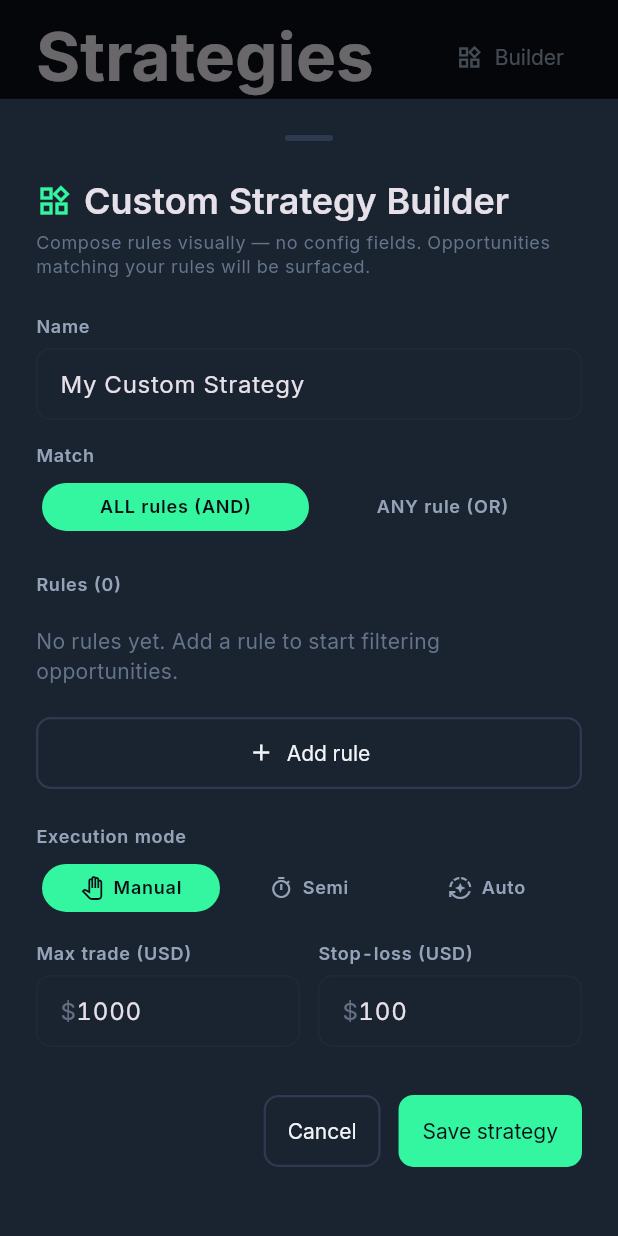
After one commit to Roqak/arbitron, a Flutter app: the StrategiesScreen screen opened directly, after a tap on "Builder", on a phone screen of 412 x 824 dp. The commit adds this screen. Run offline on Flutter 3.47's test engine with Material 3 defaults, Android fonts, the phone set to English and light mode, and no system bars; our stand-ins replace dio, equatable, fl_chart, flutter_bloc, flutter_secure_storage, google_fonts and 1 more; accounts and stored records are empty; network calls fail.

Commit message:
feat: no-code custom strategy builder (v2.5.2)
- Visual rule composer: fields (profit, spread, score, pair, exchange, fees),
  operators (>, >=, <, <=, =, !=, contains), AND/OR match logic
- CustomStrategy/StrategyRule domain models with JSON persistence
- CustomStrategyEvaluator: evaluates rules against live opportunities
- Builder sheet: numbered rule cards, dropdowns, execution mode, risk caps
- Strategies screen: Builder button in header
- Custom strategies persisted via HydratedBloc
- 0 analyzer errors/warnings, tests pass

```diff
--- a/lib/core/app_cubit.dart
+++ b/lib/core/app_cubit.dart
@@ -8,6 +8,7 @@ import 'domain/llm_result.dart';
 import 'domain/opportunity.dart';
 import 'domain/strategy.dart';
 import 'domain/trade.dart';
+import 'domain/custom_strategy.dart';
 import 'data/demo_data_service.dart';
 import 'data/price_feed_service.dart';
 import 'data/price_feed.dart';
@@ -178,6 +179,10 @@ class AppCubit extends HydratedCubit<AppState> {
     executeOpportunity(o, mode: ExecutionMode.autonomous);
   }
 
+  // ── Custom strategies (no-code builder) ────────────────────────────────────
+  void addCustomStrategy(CustomStrategy s) => emit(state.copyWith(customStrategies: [...state.customStrategies, s]));
+  void removeCustomStrategy(String id) => emit(state.copyWith(customStrategies: state.customStrategies.where((e) => e.id != id).toList()));
+
   // ── Strategies ─────────────────────────────────────────────────────────────
   void addStrategy(Strategy s) => emit(state.copyWith(strategies: [...state.strategies, s]));
   void updateStrategy(Strategy s) => emit(state.copyWith(strategies: state.strategies.map((e) => e.id == s.id ? s : e).toList()));
--- a/lib/core/app_state.dart
+++ b/lib/core/app_state.dart
@@ -2,6 +2,7 @@ part of 'app_cubit.dart';
 
 class AppState extends Equatable {
   final List<Strategy> strategies;
+  final List<CustomStrategy> customStrategies;
   final List<String> enabledExchangeIds;
   final List<Opportunity> opportunities;
   final List<TradeRecord> trades;
@@ -19,6 +20,7 @@ class AppState extends Equatable {
 
   const AppState({
     required this.strategies,
+    this.customStrategies = const [],
     required this.enabledExchangeIds,
     required this.opportunities,
     required this.trades,
@@ -54,6 +56,7 @@ class AppState extends Equatable {
 
   AppState copyWith({
     List<Strategy>? strategies,
+    List<CustomStrategy>? customStrategies,
     List<String>? enabledExchangeIds,
     List<Opportunity>? opportunities,
     List<TradeRecord>? trades,
@@ -71,6 +74,7 @@ class AppState extends Equatable {
   }) {
     return AppState(
       strategies: strategies ?? this.strategies,
+      customStrategies: customStrategies ?? this.customStrategies,
       enabledExchangeIds: enabledExchangeIds ?? this.enabledExchangeIds,
       opportunities: opportunities ?? this.opportunities,
       trades: trades ?? this.trades,
@@ -105,7 +109,7 @@ class AppState extends Equatable {
 
   @override
   List<Object?> get props => [
-        strategies, enabledExchangeIds, opportunities, trades, llmConfig,
+        strategies, customStrategies, enabledExchangeIds, opportunities, trades, llmConfig,
         autonomousPaused, dailyLossCapUsd, themeBrightness, lastUpdated,
         feedStatuses, feedsConnected, llmConfigured, lastLlmAnalysisAt,
         lastDailySummary, lastDailySummaryAt,
@@ -115,6 +119,7 @@ class AppState extends Equatable {
   factory AppState.fromJson(Map<String, dynamic> json) {
     return AppState(
       strategies: (json['strategies'] as List? ?? []).map((e) => Strategy.fromJson(e as Map<String, dynamic>)).toList(),
+      customStrategies: (json['customStrategies'] as List? ?? []).map((e) => CustomStrategy.fromJson(e as Map<String, dynamic>)).toList(),
       enabledExchangeIds: List<String>.from(json['enabledExchangeIds'] as List? ?? const ['binance', 'coinbase', 'kraken']),
       opportunities: [], // don't persist ephemeral opportunities
       trades: (json['trades'] as List? ?? []).map((e) => TradeRecord.fromJson(e as Map<String, dynamic>)).toList(),
@@ -128,6 +133,7 @@ class AppState extends Equatable {
 
   Map<String, dynamic> toJson() => {
         'strategies': strategies.map((e) => e.toJson()).toList(),
+        'customStrategies': customStrategies.map((e) => e.toJson()).toList(),
         'enabledExchangeIds': enabledExchangeIds,
         'trades': trades.map((e) => e.toJson()).toList(),
         'llmConfig': llmConfig.toJson(),
--- /dev/null
+++ b/lib/core/data/custom_strategy_evaluator.dart
@@ -0,0 +1,56 @@
+import '../domain/custom_strategy.dart';
+import '../domain/opportunity.dart';
+
+/// Evaluates a [CustomStrategy]'s rules against a live [Opportunity].
+/// Used by the opportunity scanner to filter/customize which opportunities
+/// match a user-built strategy. See PRD §12 (v2.5 — Custom strategy builder).
+class CustomStrategyEvaluator {
+  CustomStrategyEvaluator._();
+
+  /// Returns true if [opportunity] satisfies [strategy]'s rules.
+  static bool matches(CustomStrategy strategy, Opportunity o) {
+    if (strategy.rules.isEmpty) return true;
+    final results = strategy.rules.map((r) => _evalRule(r, o));
+    return strategy.composition == RuleComposition.and
+        ? results.every((v) => v)
+        : results.any((v) => v);
+  }
+
+  static bool _evalRule(StrategyRule rule, Opportunity o) {
+    final fieldValue = _getFieldValue(rule.field, o);
+    if (rule.field.isText) {
+      final strVal = fieldValue as String? ?? '';
+      final target = rule.textValue ?? '';
+      return switch (rule.op) {
+        RuleOperator.eq => strVal == target,
+        RuleOperator.neq => strVal != target,
+        RuleOperator.contains => strVal.contains(target),
+        _ => false,
+      };
+    }
+    final numVal = (fieldValue as num?)?.toDouble() ?? 0;
+    return switch (rule.op) {
+      RuleOperator.gt => numVal > rule.value,
+      RuleOperator.gte => numVal >= rule.value,
+      RuleOperator.lt => numVal < rule.value,
+      RuleOperator.lte => numVal <= rule.value,
+      RuleOperator.eq => numVal == rule.value,
+      RuleOperator.neq => numVal != rule.value,
+      RuleOperator.contains => false,
+    };
+  }
+
+  static dynamic _getFieldValue(RuleField field, Opportunity o) {
+    return switch (field) {
+      RuleField.netProfitUsd => o.netProfitUsd,
+      RuleField.netProfitPct => o.netProfitPct,
+      RuleField.grossSpreadPct => o.grossSpreadPct,
+      RuleField.confidenceScore => o.confidenceScore.toDouble(),
+      RuleField.pair => o.pair,
+      RuleField.buyExchange => o.buyExchangeId,
+      RuleField.sellExchange => o.sellExchangeId,
+      RuleField.estFeesUsd => o.estFeesUsd,
+      RuleField.estSlippageUsd => o.estSlippageUsd,
+    };
+  }
+}
--- /dev/null
+++ b/lib/core/domain/custom_strategy.dart
@@ -0,0 +1,140 @@
+import 'package:equatable/equatable.dart';
+import 'enums.dart';
+
+/// A single rule in a no-code custom strategy. See PRD §12 (v2.5 — Custom
+/// strategy builder). Rules compose into a [CustomStrategy] that the engine
+/// evaluates against live opportunities.
+class StrategyRule extends Equatable {
+  final RuleField field;
+  final RuleOperator op;
+  final double value;
+  final String? textValue;
+
+  const StrategyRule({
+    required this.field,
+    required this.op,
+    this.value = 0,
+    this.textValue,
+  });
+
+  String get displayValue => textValue ?? value.toStringAsFixed(value == value.roundToDouble() ? 0 : 2);
+
+  String describe() {
+    return '${field.label} ${op.label} ${field.isText ? (textValue ?? '') : displayValue}';
+  }
+
+  factory StrategyRule.fromJson(Map<String, dynamic> json) {
+    return StrategyRule(
+      field: RuleField.values.byName(json['field'] as String? ?? 'netProfitUsd'),
+      op: RuleOperator.values.byName(json['op'] as String? ?? 'gte'),
+      value: (json['value'] as num?)?.toDouble() ?? 0,
+      textValue: json['textValue'] as String?,
+    );
+  }
+
+  Map<String, dynamic> toJson() => {
+        'field': field.name, 'op': op.name, 'value': value, 'textValue': textValue,
+      };
+
+  @override
+  List<Object?> get props => [field, op, value, textValue];
+}
+
+/// The fields a rule can test.
+enum RuleField {
+  netProfitUsd('Net profit (USD)', false),
+  netProfitPct('Net profit (%)', false),
+  grossSpreadPct('Gross spread (%)', false),
+  confidenceScore('Confidence score', false),
+  pair('Asset pair', true),
+  buyExchange('Buy exchange', true),
+  sellExchange('Sell exchange', true),
+  estFeesUsd('Est. fees (USD)', false),
+  estSlippageUsd('Est. slippage (USD)', false);
+
+  final String label;
+  final bool isText;
+  const RuleField(this.label, this.isText);
+}
+
+enum RuleOperator {
+  gt('>', false),
+  gte('\u2265', false),
+  lt('<', false),
+  lte('\u2264', false),
+  eq('=', true),
+  neq('\u2260', true),
+  contains('contains', true);
+
+  final String label;
+  final bool forText;
+  const RuleOperator(this.label, this.forText);
+}
+
+/// A composable custom strategy built from rules. See PRD §12 (v2.5).
+class CustomStrategy extends Equatable {
+  final String id;
+  final String name;
+  final RuleComposition composition; // AND / OR
+  final List<StrategyRule> rules;
+  final ExecutionMode mode;
+  final double maxTradeUsd;
+  final double stopLossDailyUsd;
+
+  const CustomStrategy({
+    required this.id,
+    required this.name,
+    this.composition = RuleComposition.and,
+    this.rules = const [],
+    this.mode = ExecutionMode.manual,
+    this.maxTradeUsd = 1000,
+    this.stopLossDailyUsd = 100,
+  });
+
+  CustomStrategy copyWith({
+    String? id,
+    String? name,
+    RuleComposition? composition,
+    List<StrategyRule>? rules,
+    ExecutionMode? mode,
+    double? maxTradeUsd,
+    double? stopLossDailyUsd,
+  }) {
+    return CustomStrategy(
+      id: id ?? this.id,
+      name: name ?? this.name,
+      composition: composition ?? this.composition,
+      rules: rules ?? this.rules,
+      mode: mode ?? this.mode,
+      maxTradeUsd: maxTradeUsd ?? this.maxTradeUsd,
+      stopLossDailyUsd: stopLossDailyUsd ?? this.stopLossDailyUsd,
+    );
+  }
+
+  @override
+  List<Object?> get props => [id, name, composition, rules, mode, maxTradeUsd, stopLossDailyUsd];
+
+  factory CustomStrategy.fromJson(Map<String, dynamic> json) {
+    return CustomStrategy(
+      id: json['id'] as String,
+      name: json['name'] as String,
+      composition: RuleComposition.values.byName(json['composition'] as String? ?? 'and'),
+      rules: (json['rules'] as List? ?? []).map((e) => StrategyRule.fromJson(e as Map<String, dynamic>)).toList(),
+      mode: ExecutionMode.values.byName(json['mode'] as String? ?? 'manual'),
+      maxTradeUsd: (json['maxTradeUsd'] as num?)?.toDouble() ?? 1000,
+      stopLossDailyUsd: (json['stopLossDailyUsd'] as num?)?.toDouble() ?? 100,
+    );
+  }
+
+  Map<String, dynamic> toJson() => {
+        'id': id, 'name': name, 'composition': composition.name,
+        'rules': rules.map((e) => e.toJson()).toList(),
+        'mode': mode.name, 'maxTradeUsd': maxTradeUsd, 'stopLossDailyUsd': stopLossDailyUsd,
+      };
+}
+
+enum RuleComposition { and, or }
+
+extension RuleCompositionX on RuleComposition {
+  String get label => this == RuleComposition.and ? 'ALL (AND)' : 'ANY (OR)';
+}
--- /dev/null
+++ b/lib/features/strategies/custom_strategy_builder_sheet.dart
@@ -0,0 +1,323 @@
+import 'package:flutter/material.dart';
+import 'package:flutter_bloc/flutter_bloc.dart';
+import '../../core/app_cubit.dart';
+import '../../core/domain/custom_strategy.dart';
+import '../../core/domain/enums.dart';
+import '../../core/theme/app_theme.dart';
+import '../../core/theme/app_spacing.dart';
+import '../../core/widgets/widgets.dart';
+
+/// No-code custom strategy builder. Composes rules visually without editing
+/// config fields. See PRD §12 (v2.5 — Custom strategy builder).
+class CustomStrategyBuilderSheet extends StatefulWidget {
+  final CustomStrategy? existing;
+  const CustomStrategyBuilderSheet({super.key, this.existing});
+
+  @override
+  State<CustomStrategyBuilderSheet> createState() => _CustomStrategyBuilderSheetState();
+}
+
+class _CustomStrategyBuilderSheetState extends State<CustomStrategyBuilderSheet> {
+  late CustomStrategy _draft;
+  late final TextEditingController _nameCtrl;
+  late final TextEditingController _maxTradeCtrl;
+  late final TextEditingController _stopLossCtrl;
+
+  @override
+  void initState() {
+    super.initState();
+    _draft = widget.existing ??
+        const CustomStrategy(id: 'custom_new', name: 'My Custom Strategy');
+    _nameCtrl = TextEditingController(text: _draft.name);
+    _maxTradeCtrl = TextEditingController(text: _draft.maxTradeUsd.toStringAsFixed(0));
+    _stopLossCtrl = TextEditingController(text: _draft.stopLossDailyUsd.toStringAsFixed(0));
+  }
+
+  @override
+  void dispose() {
+    _nameCtrl.dispose();
+    _maxTradeCtrl.dispose();
+    _stopLossCtrl.dispose();
+    super.dispose();
+  }
+
+  void _addRule() {
+    setState(() {
+      _draft = _draft.copyWith(rules: [..._draft.rules, const StrategyRule(field: RuleField.netProfitUsd, op: RuleOperator.gte, value: 10)]);
+    });
+  }
+
+  void _removeRule(int index) {
+    setState(() {
+      final rules = List<StrategyRule>.from(_draft.rules)..removeAt(index);
+      _draft = _draft.copyWith(rules: rules);
+    });
+  }
+
+  void _updateRule(int index, StrategyRule rule) {
+    setState(() {
+      final rules = List<StrategyRule>.from(_draft.rules);
+      rules[index] = rule;
+      _draft = _draft.copyWith(rules: rules);
+    });
+  }
+
+  @override
+  Widget build(BuildContext context) {
+    final theme = Theme.of(context);
+    return DraggableScrollableSheet(
+      initialChildSize: 0.92,
+      minChildSize: 0.5,
+      maxChildSize: 0.95,
+      expand: false,
+      builder: (context, scrollController) {
+        return Container(
+          color: theme.surfaceOverlay,
+          child: ListView(
+            controller: scrollController,
+            padding: const EdgeInsets.fromLTRB(AppSpacing.xl, AppSpacing.xl, AppSpacing.xl, AppSpacing.xxxl),
+            children: [
+              Center(child: Container(width: 32, height: 4, decoration: BoxDecoration(color: theme.borderStrong, borderRadius: BorderRadius.circular(2)))),
+              const SizedBox(height: AppSpacing.xl),
+              Row(
+                children: [
+                  Icon(Icons.widgets_outlined, color: theme.accent, size: 24),
+                  const SizedBox(width: AppSpacing.sm),
+                  Text('Custom Strategy Builder', style: theme.textTheme.headlineSmall!.copyWith(fontWeight: FontWeight.w600)),
+                ],
+              ),
+              const SizedBox(height: AppSpacing.xs),
+              Text('Compose rules visually \u2014 no config fields. Opportunities matching your rules will be surfaced.', style: theme.textTheme.bodySmall!.copyWith(color: theme.textMuted)),
+              const SizedBox(height: AppSpacing.xl),
+              _Label('Name'),
+              const SizedBox(height: 6),
+              TextField(controller: _nameCtrl, decoration: const InputDecoration(hintText: 'My Custom Strategy')),
+              const SizedBox(height: AppSpacing.lg),
+              _Label('Match'),
+              const SizedBox(height: 6),
+              SegmentedControl<RuleComposition>(
+                segments: const [Segment(RuleComposition.and, 'ALL rules (AND)'), Segment(RuleComposition.or, 'ANY rule (OR)')],
+                selected: _draft.composition,
+                onChanged: (c) => setState(() => _draft = _draft.copyWith(composition: c)),
+              ),
+              const SizedBox(height: AppSpacing.xl),
+              _Label('Rules (${_draft.rules.length})'),
+              const SizedBox(height: AppSpacing.sm),
+              if (_draft.rules.isEmpty)
+                Padding(
+                  padding: const EdgeInsets.symmetric(vertical: AppSpacing.md),
+                  child: Text('No rules yet. Add a rule to start filtering opportunities.', style: theme.textTheme.bodyMedium!.copyWith(color: theme.textMuted)),
+                )
+              else
+                ..._draft.rules.asMap().entries.map((e) => _RuleEditor(
+                  rule: e.value,
+                  onChanged: (r) => _updateRule(e.key, r),
+                  onRemove: () => _removeRule(e.key),
+                  index: e.key,
+                )),
+              const SizedBox(height: AppSpacing.sm),
+              OutlinedButton.icon(
+                onPressed: _addRule,
+                icon: const Icon(Icons.add, size: 18),
+                label: const Text('Add rule'),
+              ),
+              const SizedBox(height: AppSpacing.xl),
+              _Label('Execution mode'),
+              const SizedBox(height: 6),
+              SegmentedControl<ExecutionMode>(
+                segments: const [
+                  Segment(ExecutionMode.manual, 'Manual', icon: Icons.pan_tool_outlined),
+                  Segment(ExecutionMode.semiAuto, 'Semi', icon: Icons.timer_outlined),
+                  Segment(ExecutionMode.autonomous, 'Auto', icon: Icons.auto_mode),
+                ],
+                selected: _draft.mode,
+                onChanged: (m) => setState(() => _draft = _draft.copyWith(mode: m)),
+              ),
+              const SizedBox(height: AppSpacing.lg),
+              Row(
+                children: [
+                  Expanded(child: _LabeledField(label: 'Max trade (USD)', controller: _maxTradeCtrl, prefix: '\$')),
+                  const SizedBox(width: AppSpacing.md),
+                  Expanded(child: _LabeledField(label: 'Stop-loss (USD)', controller: _stopLossCtrl, prefix: '\$')),
+                ],
+              ),
+              const SizedBox(height: AppSpacing.xxl),
+              Row(
+                children: [
+                  const Spacer(),
+                  OutlinedButton(onPressed: () => Navigator.pop(context), child: const Text('Cancel')),
+                  const SizedBox(width: AppSpacing.md),
+                  FilledButton(
+                    onPressed: () {
+                      final saved = _draft.copyWith(
+                        name: _nameCtrl.text.trim().isEmpty ? 'Custom Strategy' : _nameCtrl.text.trim(),
+                        maxTradeUsd: double.tryParse(_maxTradeCtrl.text) ?? _draft.maxTradeUsd,
+                        stopLossDailyUsd: double.tryParse(_stopLossCtrl.text) ?? _draft.stopLossDailyUsd,
+                        id: widget.existing?.id ?? 'custom_${DateTime.now().millisecondsSinceEpoch}',
+                      );
+                      context.read<AppCubit>().addCustomStrategy(saved);
+                      Navigator.pop(context);
+                      ScaffoldMessenger.of(context).showSnackBar(const SnackBar(content: Text('Custom strategy saved'), duration: Duration(seconds: 2)));
+                    },
+                    child: const Text('Save strategy'),
+                  ),
+                ],
+              ),
+            ],
+          ),
+        );
+      },
+    );
+  }
+}
+
+class _RuleEditor extends StatelessWidget {
+  final StrategyRule rule;
+  final int index;
+  final void Function(StrategyRule) onChanged;
+  final VoidCallback onRemove;
+
+  const _RuleEditor({required this.rule, required this.index, required this.onChanged, required this.onRemove});
+
+  @override
+  Widget build(BuildContext context) {
+    final theme = Theme.of(context);
+    return Padding(
+      padding: const EdgeInsets.only(bottom: AppSpacing.sm),
+      child: ArbitronCard(
+        padding: const EdgeInsets.all(AppSpacing.md),
+        child: Column(
+          crossAxisAlignment: CrossAxisAlignment.start,
+          children: [
+            Row(
+              children: [
+                Container(
+                  width: 24, height: 24,
+                  decoration: BoxDecoration(color: theme.accentDim, borderRadius: BorderRadius.circular(6)),
+                  child: Center(child: Text('${index + 1}', style: theme.textTheme.labelSmall!.copyWith(color: theme.accent, fontWeight: FontWeight.w700))),
+                ),
+                const SizedBox(width: AppSpacing.sm),
+                Expanded(child: Text(rule.describe(), style: theme.textTheme.labelMedium!.copyWith(color: theme.textSecondary))),
+                IconButton(icon: const Icon(Icons.close, size: 16), onPressed: onRemove, padding: EdgeInsets.zero, constraints: const BoxConstraints(minWidth: 32, minHeight: 32)),
+              ],
+            ),
+            const SizedBox(height: AppSpacing.sm),
+            // Field picker
+            Row(
+              children: [
+                Expanded(
+                  child: _Dropdown<RuleField>(
+                    value: rule.field,
+                    items: RuleField.values,
+                    labelBuilder: (f) => f.label,
+                    onChanged: (f) => onChanged(StrategyRule(field: f, op: f.isText ? RuleOperator.eq : rule.op, value: rule.value, textValue: f.isText ? rule.textValue : null)),
+                  ),
+                ),
+                const SizedBox(width: AppSpacing.sm),
+                Expanded(
+                  child: _Dropdown<RuleOperator>(
+                    value: rule.op,
+                    items: rule.field.isText ? RuleOperator.values.where((o) => o.forText).toList() : RuleOperator.values.where((o) => !o.forText).toList(),
+                    labelBuilder: (o) => o.label,
+                    onChanged: (o) => onChanged(StrategyRule(field: rule.field, op: o, value: rule.value, textValue: rule.textValue)),
+                  ),
+                ),
+              ],
+            ),
+            const SizedBox(height: AppSpacing.sm),
+            if (rule.field.isText)
+              _TextInput(
+                value: rule.textValue ?? '',
+                hint: _hintForField(rule.field),
+                onChanged: (v) => onChanged(StrategyRule(field: rule.field, op: rule.op, value: rule.value, textValue: v)),
+              )
+            else
+              TextField(
+                keyboardType: const TextInputType.numberWithOptions(decimal: true),
+                decoration: InputDecoration(hintText: '0', isDense: true),
+                controller: TextEditingController(text: rule.value.toStringAsFixed(rule.value == rule.value.roundToDouble() ? 0 : 2)),
+                onChanged: (v) => onChanged(StrategyRule(field: rule.field, op: rule.op, value: double.tryParse(v) ?? 0, textValue: rule.textValue)),
+              ),
+          ],
+        ),
+      ),
+    );
+  }
+
+  String _hintForField(RuleField f) {
+    return switch (f) {
+      RuleField.pair => 'BTC/USDT',
+      RuleField.buyExchange || RuleField.sellExchange => 'binance',
+      _ => '',
+    };
+  }
+}
+
+class _Dropdown<T> extends StatelessWidget {
+  final T value;
+  final List<T> items;
+  final String Function(T) labelBuilder;
+  final void Function(T) onChanged;
+  const _Dropdown({required this.value, required this.items, required this.labelBuilder, required this.onChanged});
+
+  @override
+  Widget build(BuildContext context) {
+    final theme = Theme.of(context);
+    return Container(
+      padding: const EdgeInsets.symmetric(horizontal: 12, vertical: 4),
+      decoration: BoxDecoration(color: theme.surfaceRaised, borderRadius: BorderRadius.circular(AppRadius.sm)),
+      child: DropdownButton<T>(
+        value: value,
+        isExpanded: true,
+        underline: const SizedBox(),
+        items: items.map((e) => DropdownMenuItem(value: e, child: Text(labelBuilder(e), style: theme.textTheme.labelMedium))).toList(),
+        onChanged: (v) { if (v != null) onChanged(v); },
+      ),
+    );
+  }
+}
+
+class _TextInput extends StatelessWidget {
+  final String value;
+  final String hint;
+  final void Function(String) onChanged;
+  const _TextInput({required this.value, required this.hint, required this.onChanged});
+
+  @override
+  Widget build(BuildContext context) {
+    return TextField(
+      decoration: InputDecoration(hintText: hint, isDense: true),
+      controller: TextEditingController(text: value),
+      onChanged: onChanged,
+    );
+  }
+}
+
+class _Label extends StatelessWidget {
+  final String text;
+  const _Label(this.text);
+  @override
+  Widget build(BuildContext context) {
+    final theme = Theme.of(context);
+    return Text(text, style: theme.textTheme.labelMedium!.copyWith(color: theme.textSecondary, fontWeight: FontWeight.w600));
+  }
+}
+
+class _LabeledField extends StatelessWidget {
+  final String label;
+  final TextEditingController controller;
+  final String? prefix;
+  const _LabeledField({required this.label, required this.controller, this.prefix});
+
+  @override
+  Widget build(BuildContext context) {
+    return Column(
+      crossAxisAlignment: CrossAxisAlignment.start,
+      children: [
+        _Label(label),
+        const SizedBox(height: 6),
+        TextField(controller: controller, keyboardType: const TextInputType.numberWithOptions(decimal: true), decoration: prefix != null ? InputDecoration(prefixText: prefix) : null),
+      ],
+    );
+  }
+}
--- a/lib/features/strategies/strategies_screen.dart
+++ b/lib/features/strategies/strategies_screen.dart
@@ -8,6 +8,7 @@ import '../../core/theme/app_spacing.dart';
 import '../../core/utils/fmt.dart';
 import '../../core/widgets/widgets.dart';
 import 'backtest_sheet.dart';
+import 'custom_strategy_builder_sheet.dart';
 
 /// Strategies screen — list + editor. See PRD §8.3.
 class StrategiesScreen extends StatelessWidget {
@@ -78,7 +79,16 @@ class _Header extends StatelessWidget {
       mainAxisAlignment: MainAxisAlignment.spaceBetween,
       children: [
         Text('Strategies', style: theme.textTheme.displayMedium!.copyWith(fontWeight: FontWeight.w700)),
-        Text('Drag to reorder', style: theme.textTheme.labelMedium!.copyWith(color: theme.textMuted)),
+        TextButton.icon(
+          onPressed: () => showModalBottomSheet(
+            context: context,
+            isScrollControlled: true,
+            useSafeArea: true,
+            builder: (_) => const CustomStrategyBuilderSheet(),
+          ),
+          icon: const Icon(Icons.widgets_outlined, size: 18),
+          label: const Text('Builder'),
+        ),
       ],
     );
   }
--- a/pubspec.yaml
+++ b/pubspec.yaml
@@ -1,7 +1,7 @@
 name: arbitron
 description: "AI-Powered Crypto Arbitrage Platform"
 publish_to: 'none'
-version: 2.5.1+4
+version: 2.5.2+5
 
 environment:
   sdk: '>=3.4.4 <4.0.0'
```
Also changed, not shown: 3 other files.
